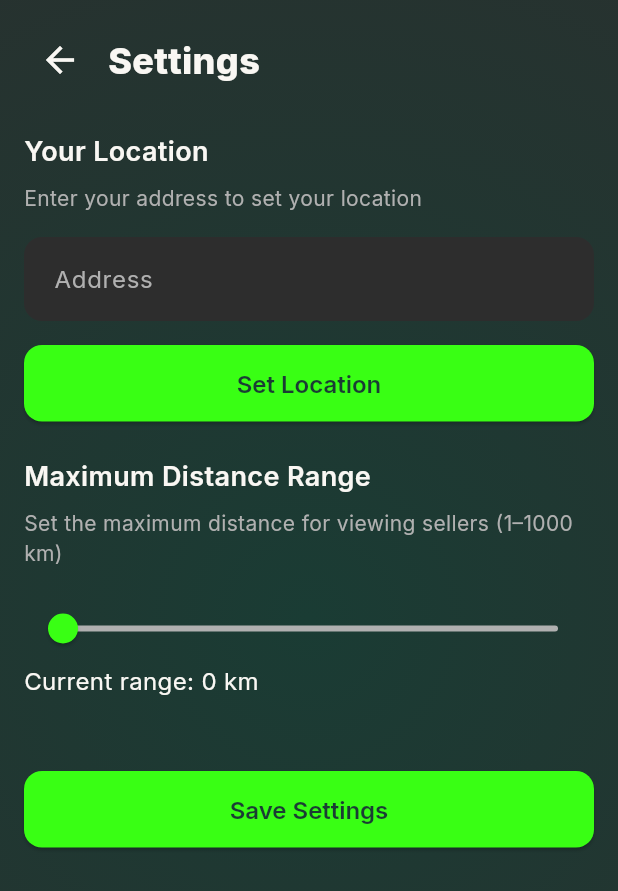
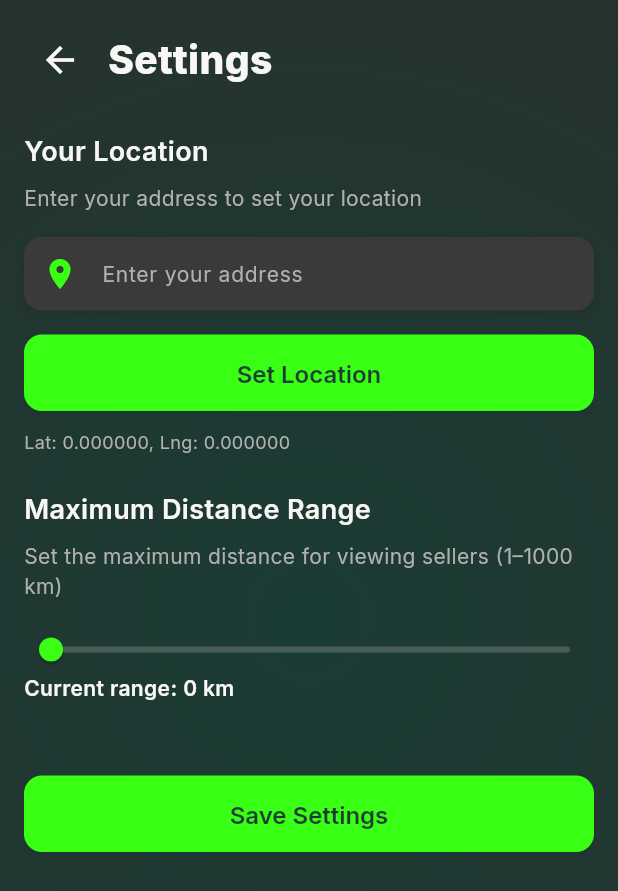
Before and after one commit to sumanthd032/ReNosh-AI, a Flutter app: the AcceptorSettingsScreen screen opened directly, on a phone screen of 412 x 824 dp. Shown: the top 891 px of the screen. Run offline on Flutter 3.47's test engine with Material 3 defaults, Android fonts, the phone set to English and light mode, and no system bars; our stand-ins replace animated_text_kit, carousel_slider, cloud_firestore, country_code_picker, email_validator, firebase_auth and 6 more; accounts and stored records are empty.

Commit message:
work on map

```diff
--- a/lib/screens/acceptor_dashboard.dart
+++ b/lib/screens/acceptor_dashboard.dart
@@ -19,7 +19,11 @@ double calculateDistance(LatLng point1, LatLng point2) {
       sin(deltaLat / 2) * sin(deltaLat / 2) +
       cos(lat1) * cos(lat2) * sin(deltaLon / 2) * sin(deltaLon / 2);
   double c = 2 * atan2(sqrt(a), sqrt(1 - a));
-  return earthRadius * c; // Distance in km
+  double distance = earthRadius * c; // Distance in km
+  debugPrint(
+    'Haversine: lat1=$lat1, lat2=$lat2, deltaLat=$deltaLat, deltaLon=$deltaLon, a=$a, c=$c, distance=$distance km',
+  );
+  return distance;
 }
 
 class AcceptorDashboard extends StatefulWidget {
@@ -357,7 +361,7 @@ class _AcceptorDashboardState extends State<AcceptorDashboard> {
                           1000.0;
 
                       debugPrint(
-                        'Acceptor location: $acceptorLocation, maxDistanceKm: $maxDistanceKm',
+                        'Acceptor location: $acceptorLocation (lat: ${acceptorLocation?.latitude}, lng: ${acceptorLocation?.longitude}), maxDistanceKm: $maxDistanceKm',
                       );
 
                       if (acceptorLocation == null ||
@@ -528,8 +532,13 @@ class _AcceptorDashboardState extends State<AcceptorDashboard> {
                                   donorLocation,
                                 );
                                 debugPrint(
-                                  'Donation ${doc.id}: Donor $establishmentId at $donorLocation, distance: $distance km',
+                                  'Donation ${doc.id}: Donor $establishmentId at $donorLocation (lat: ${donorLocation.latitude}, lng: ${donorLocation.longitude}), distance: $distance km',
                                 );
+                                if (distance < 0) {
+                                  debugPrint(
+                                    'Negative distance detected for donation ${doc.id}: $distance km',
+                                  );
+                                }
                                 return {'doc': doc, 'distance': distance};
                               }),
                             ),
@@ -579,12 +588,24 @@ class _AcceptorDashboardState extends State<AcceptorDashboard> {
                                             item['distance'] <= maxDistanceKm,
                                       )
                                       .toList();
+                              final invalidDistances =
+                                  donationItems
+                                      .where(
+                                        (item) => !item['distance'].isFinite,
+                                      )
+                                      .length;
 
                               debugPrint(
                                 'Filtered ${filteredDonations.length} donations within $maxDistanceKm km',
                               );
+                              debugPrint(
+                                'Excluded $invalidDistances donations with invalid distances',
+                              );
 
                               if (filteredDonations.isEmpty) {
+                                debugPrint(
+                                  'No donations within range; maxDistanceKm: $maxDistanceKm',
+                                );
                                 return Column(
                                   children: [
                                     _buildAvailableDonationsCard(0),
@@ -632,6 +653,9 @@ class _AcceptorDashboardState extends State<AcceptorDashboard> {
                                           data['pickupTime'] as String;
                                       final distance =
                                           item['distance'] as double;
+                                      debugPrint(
+                                        'Displaying donation ${doc.id}: Distance=${distance.toStringAsFixed(1)} km',
+                                      );
                                       return Container(
                                         margin: const EdgeInsets.only(
                                           bottom: 16,
--- a/lib/screens/acceptor_history.dart
+++ b/lib/screens/acceptor_history.dart
@@ -106,7 +106,9 @@ class AcceptorHistory extends StatelessWidget {
                             );
                             Navigator.of(context).push(
                               MaterialPageRoute(
-                                builder: (context) => AcceptorSettingsScreen(),
+                                builder:
+                                    (context) =>
+                                        DonorLocationScreen(address: address),
                               ),
                             );
                           },
--- a/lib/screens/acceptors_settings_screen.dart
+++ b/lib/screens/acceptors_settings_screen.dart
@@ -14,7 +14,7 @@ class AcceptorSettingsScreen extends StatefulWidget {
 
 class _AcceptorSettingsScreenState extends State<AcceptorSettingsScreen> {
   double _maxDistanceKm = 50;
-  TextEditingController _addressController = TextEditingController();
+  final TextEditingController _addressController = TextEditingController();
   LatLng? _selectedLocation;
   bool _isLoading = false;
   String _errorMessage = '';
@@ -44,7 +44,6 @@ class _AcceptorSettingsScreenState extends State<AcceptorSettingsScreen> {
               (data['location']['latitude'] as num).toDouble(),
               (data['location']['longitude'] as num).toDouble(),
             );
-            // Optionally, reverse geocode to display address
             _getAddressFromLatLng(_selectedLocation!);
           }
         });
@@ -149,11 +148,19 @@ class _AcceptorSettingsScreenState extends State<AcceptorSettingsScreen> {
         SnackBar(
           content: Text(
             'Settings saved successfully!',
-            style: GoogleFonts.inter(color: const Color(0xFFF9F7F3)),
+            style: GoogleFonts.inter(
+              color: Colors.black,
+              fontSize: 14,
+              fontWeight: FontWeight.w600,
+            ),
           ),
           backgroundColor: const Color(0xFF39FF14),
+          behavior: SnackBarBehavior.floating,
+          shape: RoundedRectangleBorder(borderRadius: BorderRadius.circular(8)),
+          margin: const EdgeInsets.symmetric(horizontal: 16, vertical: 8),
         ),
       );
+      Navigator.of(context).pop();
     } catch (e) {
       setState(() {
         _errorMessage = 'Error saving settings: $e';
@@ -215,7 +222,7 @@ class _AcceptorSettingsScreenState extends State<AcceptorSettingsScreen> {
                         Text(
                           'Settings',
                           style: GoogleFonts.inter(
-                            fontSize: 24,
+                            fontSize: 26,
                             fontWeight: FontWeight.w800,
                             color: const Color(0xFFF9F7F3),
                           ),
@@ -236,25 +243,49 @@ class _AcceptorSettingsScreenState extends State<AcceptorSettingsScreen> {
                       'Enter your address to set your location',
                       style: GoogleFonts.inter(
                         fontSize: 14,
+                        fontWeight: FontWeight.w400,
                         color: const Color(0xFFB0B0B0),
                       ),
                     ),
                     const SizedBox(height: 16),
-                    TextField(
+                    Container(
+                      decoration: BoxDecoration(
+                        color: const Color(0xFF2D2D2D),
+                        borderRadius: BorderRadius.circular(12),
+                        boxShadow: [
+                          BoxShadow(
+                            color: Colors.black.withOpacity(0.1),
+                            blurRadius: 6,
+                            offset: const Offset(0, 2),
+                          ),
+                        ],
+                      ),
+                      child: TextField(
                         controller: _addressController,
+                        style: GoogleFonts.inter(
+                          fontSize: 14,
+                          color: const Color(0xFFF9F7F3),
+                        ),
                         decoration: InputDecoration(
-                        labelText: 'Address',
-                        labelStyle: GoogleFonts.inter(
+                          hintText: 'Enter your address',
+                          hintStyle: GoogleFonts.inter(
+                            fontSize: 14,
                             color: const Color(0xFFB0B0B0),
                           ),
-                        filled: true,
-                        fillColor: const Color(0xFF2D2D2D),
+                          prefixIcon: const Icon(
+                            Icons.location_on,
+                            color: Color(0xFF39FF14),
+                          ),
                           border: OutlineInputBorder(
                             borderRadius: BorderRadius.circular(12),
                             borderSide: BorderSide.none,
                           ),
+                          contentPadding: const EdgeInsets.symmetric(
+                            horizontal: 16,
+                            vertical: 14,
                           ),
-                      style: GoogleFonts.inter(color: const Color(0xFFF9F7F3)),
+                        ),
+                      ),
                     ),
                     const SizedBox(height: 16),
                     SizedBox(
@@ -264,15 +295,22 @@ class _AcceptorSettingsScreenState extends State<AcceptorSettingsScreen> {
                         style: ElevatedButton.styleFrom(
                           backgroundColor: const Color(0xFF39FF14),
                           foregroundColor: const Color(0xFF1A3C34),
+                          padding: const EdgeInsets.symmetric(vertical: 16),
                           shape: RoundedRectangleBorder(
                             borderRadius: BorderRadius.circular(12),
                           ),
-                          padding: const EdgeInsets.symmetric(vertical: 16),
+                          elevation: 2,
+                          shadowColor: Colors.black.withOpacity(0.2),
                         ),
                         child:
                             _isLoading
-                                ? const CircularProgressIndicator(
+                                ? const SizedBox(
+                                  width: 20,
+                                  height: 20,
+                                  child: CircularProgressIndicator(
                                     color: Color(0xFF1A3C34),
+                                    strokeWidth: 2,
+                                  ),
                                 )
                                 : Text(
                                   'Set Location',
@@ -283,6 +321,18 @@ class _AcceptorSettingsScreenState extends State<AcceptorSettingsScreen> {
                                 ),
                       ),
                     ),
+                    if (_selectedLocation != null) ...[
+                      const SizedBox(height: 12),
+                      Text(
+                        'Lat: ${_selectedLocation!.latitude.toStringAsFixed(6)}, '
+                        'Lng: ${_selectedLocation!.longitude.toStringAsFixed(6)}',
+                        style: GoogleFonts.inter(
+                          fontSize: 12,
+                          fontWeight: FontWeight.w400,
+                          color: const Color(0xFFB0B0B0),
+                        ),
+                      ),
+                    ],
                     const SizedBox(height: 24),
                     Text(
                       'Maximum Distance Range',
@@ -297,18 +347,37 @@ class _AcceptorSettingsScreenState extends State<AcceptorSettingsScreen> {
                       'Set the maximum distance for viewing sellers (1–1000 km)',
                       style: GoogleFonts.inter(
                         fontSize: 14,
+                        fontWeight: FontWeight.w400,
                         color: const Color(0xFFB0B0B0),
                       ),
                     ),
                     const SizedBox(height: 16),
-                    Slider(
+                    SliderTheme(
+                      data: SliderTheme.of(context).copyWith(
+                        trackHeight: 4,
+                        thumbColor: const Color(0xFF39FF14),
+                        activeTrackColor: const Color(0xFF39FF14),
+                        inactiveTrackColor: const Color(
+                          0xFFB0B0B0,
+                        ).withOpacity(0.3),
+                        thumbShape: const RoundSliderThumbShape(
+                          enabledThumbRadius: 8,
+                        ),
+                        overlayShape: const RoundSliderOverlayShape(
+                          overlayRadius: 16,
+                        ),
+                        valueIndicatorColor: const Color(0xFF39FF14),
+                        valueIndicatorTextStyle: GoogleFonts.inter(
+                          color: const Color(0xFF1A3C34),
+                          fontWeight: FontWeight.w600,
+                        ),
+                      ),
+                      child: Slider(
                         value: _maxDistanceKm,
                         min: 1,
                         max: 1000,
-                      divisions: 99,
+                        divisions: 999,
                         label: '${_maxDistanceKm.round()} km',
-                      activeColor: const Color(0xFF39FF14),
-                      inactiveColor: const Color(0xFFB0B0B0),
                         onChanged: (value) {
                           setState(() {
                             _maxDistanceKm = value;
@@ -316,25 +385,33 @@ class _AcceptorSettingsScreenState extends State<AcceptorSettingsScreen> {
                           debugPrint('Distance slider changed to: $value km');
                         },
                       ),
+                    ),
                     Text(
                       'Current range: ${_maxDistanceKm.round()} km',
                       style: GoogleFonts.inter(
-                        fontSize: 16,
+                        fontSize: 14,
+                        fontWeight: FontWeight.w600,
                         color: const Color(0xFFF9F7F3),
                       ),
                     ),
                     const SizedBox(height: 24),
                     if (_errorMessage.isNotEmpty)
                       Container(
+                        width: double.infinity,
                         padding: const EdgeInsets.all(12),
                         decoration: BoxDecoration(
-                          color: const Color(0xFFFF4A4A).withOpacity(0.9),
+                          color: const Color(0xFFFF4A4A).withOpacity(0.15),
                           borderRadius: BorderRadius.circular(8),
+                          border: Border.all(
+                            color: const Color(0xFFFF4A4A),
+                            width: 1,
+                          ),
                         ),
                         child: Text(
                           _errorMessage,
                           style: GoogleFonts.inter(
                             fontSize: 14,
+                            fontWeight: FontWeight.w400,
                             color: const Color(0xFFF9F7F3),
                           ),
                         ),
@@ -347,15 +424,22 @@ class _AcceptorSettingsScreenState extends State<AcceptorSettingsScreen> {
                         style: ElevatedButton.styleFrom(
                           backgroundColor: const Color(0xFF39FF14),
                           foregroundColor: const Color(0xFF1A3C34),
+                          padding: const EdgeInsets.symmetric(vertical: 16),
                           shape: RoundedRectangleBorder(
                             borderRadius: BorderRadius.circular(12),
                           ),
-                          padding: const EdgeInsets.symmetric(vertical: 16),
+                          elevation: 2,
+                          shadowColor: Colors.black.withOpacity(0.2),
                         ),
                         child:
                             _isLoading
-                                ? const CircularProgressIndicator(
+                                ? const SizedBox(
+                                  width: 20,
+                                  height: 20,
+                                  child: CircularProgressIndicator(
                                     color: Color(0xFF1A3C34),
+                                    strokeWidth: 2,
+                                  ),
                                 )
                                 : Text(
                                   'Save Settings',
--- a/pubspec.yaml
+++ b/pubspec.yaml
@@ -31,6 +31,7 @@ dependencies:
   firebase_app_check: ^0.3.2+5
   google_maps_flutter: ^2.12.1
   geocoding: ^3.0.0
+  geolocator: ^14.0.0
 
 dev_dependencies:
   flutter_test:
```
Also changed, not shown: pubspec.lock, 2 other files. Lines whose indentation alone changed are shown as unchanged.
